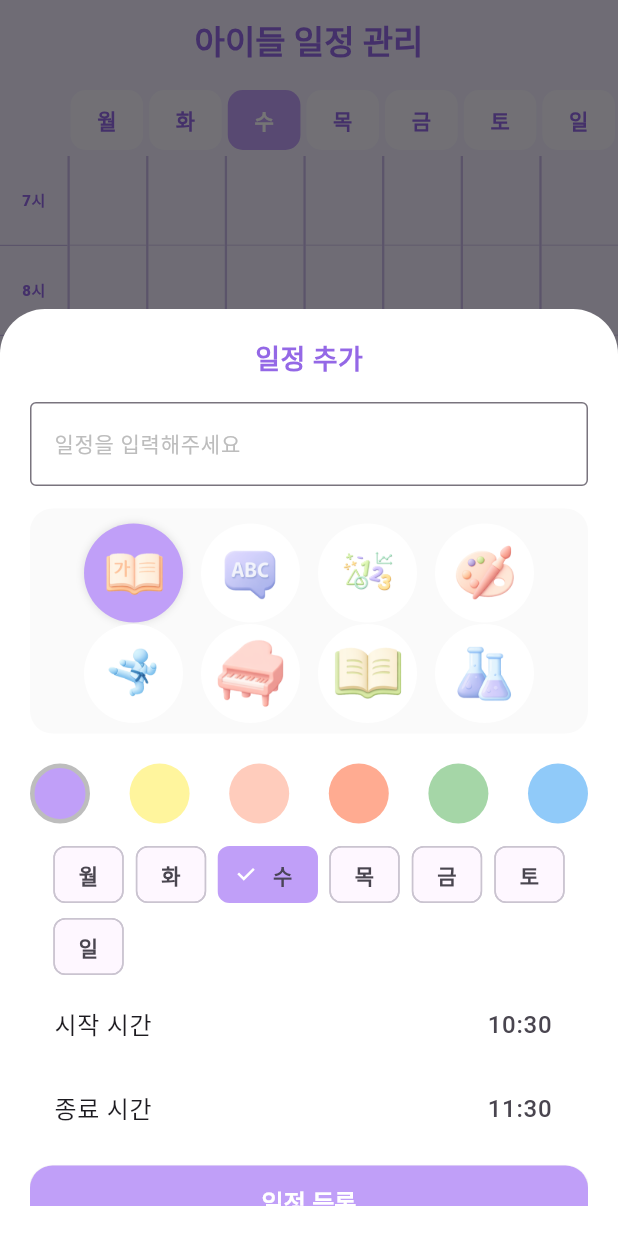
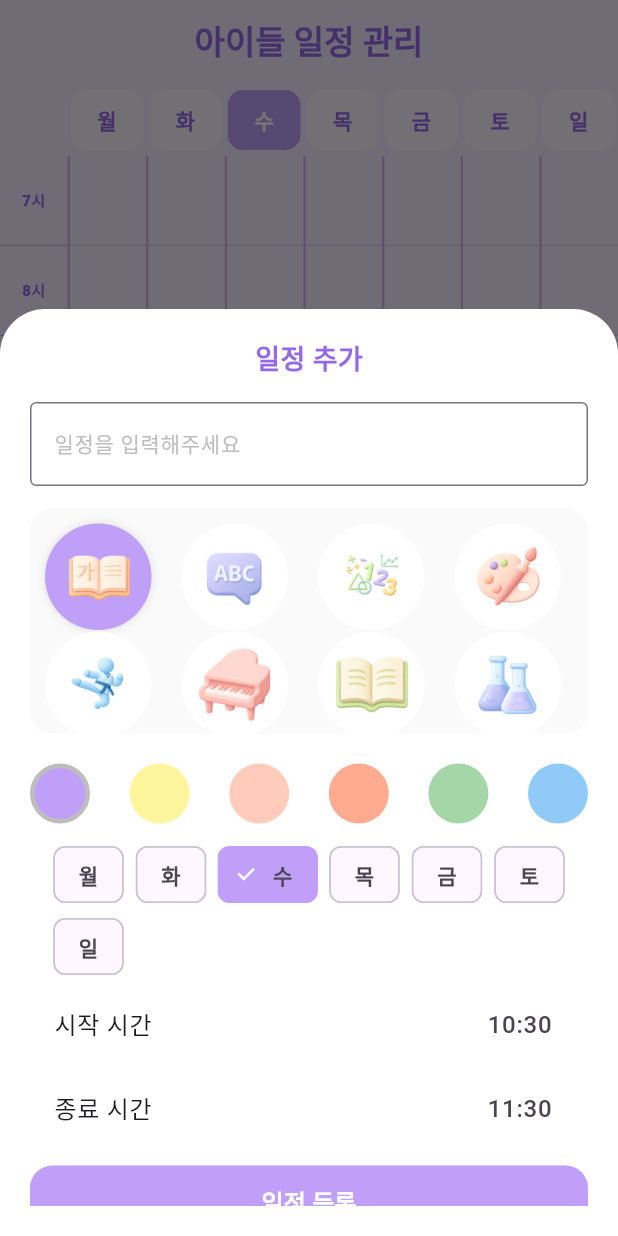
Before and after one commit to grey-shack-it/LaRa_Timetable, a Flutter app: the screen it shows after launch, after a tap on the "add" icon, on a phone screen of 412 x 824 dp. Run offline on Flutter 3.47's test engine with Material 3 defaults, Android fonts, the phone set to English and light mode, and no system bars; our stand-ins replace get, hive, hive_flutter; accounts and stored records are empty.

Commit message:
아이콘 추가(학교)

```diff
--- a/lib/modules/home/home_view.dart
+++ b/lib/modules/home/home_view.dart
@@ -24,6 +24,7 @@ class HomeView extends StatelessWidget {
     '피아노': 'ic_piano.png',
     '독서': 'ic_read.png',
     '과학': 'ic_science.png',
+    '학교': 'ic_school.png',
   };
 
   static const List<Color> pastelColors = [
@@ -476,9 +477,9 @@ class HomeView extends StatelessWidget {
                   padding: const EdgeInsets.all(10),
                   child: Obx(
                     () => Wrap(
-                      spacing: 12,
+                      spacing: 20,
                       runSpacing: 1,
-                      alignment: WrapAlignment.center,
+                      alignment: WrapAlignment.start,
                       children: iconKeys.map((name) {
                         // 👈 위에서 선언한 iconKeys 사용
                         final isSelected = selectedIcon.value == name;
@@ -500,7 +501,7 @@ class HomeView extends StatelessWidget {
                                     ]
                                   : [],
                             ),
-                            child: _buildAcademyIcon(name, size: 60),
+                            child: _buildAcademyIcon(name, size: 65),
                           ),
                         );
                       }).toList(),
@@ -720,9 +721,9 @@ class HomeView extends StatelessWidget {
                   padding: const EdgeInsets.all(10),
                   child: Obx(
                     () => Wrap(
-                      spacing: 12,
+                      spacing: 20,
                       runSpacing: 1,
-                      alignment: WrapAlignment.center,
+                      alignment: WrapAlignment.start,
                       children: iconKeys.map((name) {
                         // 👈 위에서 선언한 iconKeys 사용
                         final isSelected = selectedIcon.value == name;
@@ -744,7 +745,7 @@ class HomeView extends StatelessWidget {
                                     ]
                                   : [],
                             ),
-                            child: _buildAcademyIcon(name, size: 60),
+                            child: _buildAcademyIcon(name, size: 65),
                           ),
                         );
                       }).toList(),
```
Also changed, not shown: assets/icons/ic_school.png (added).
